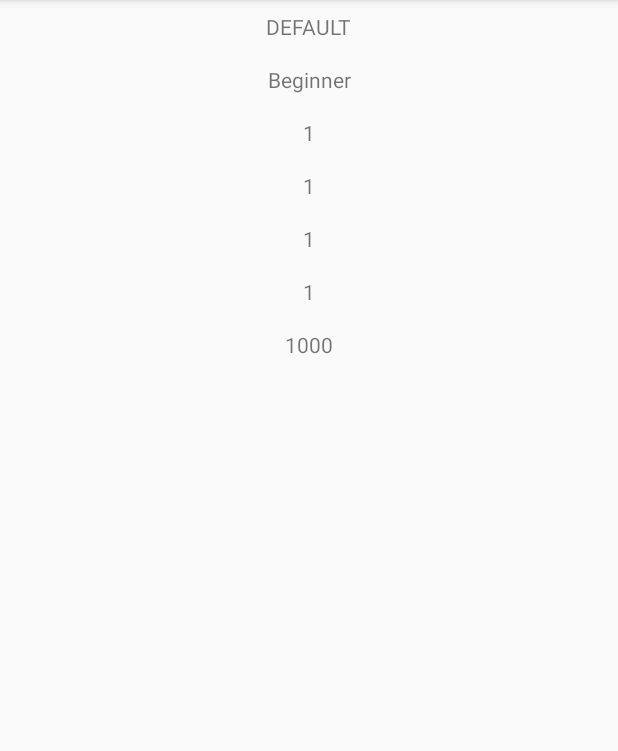
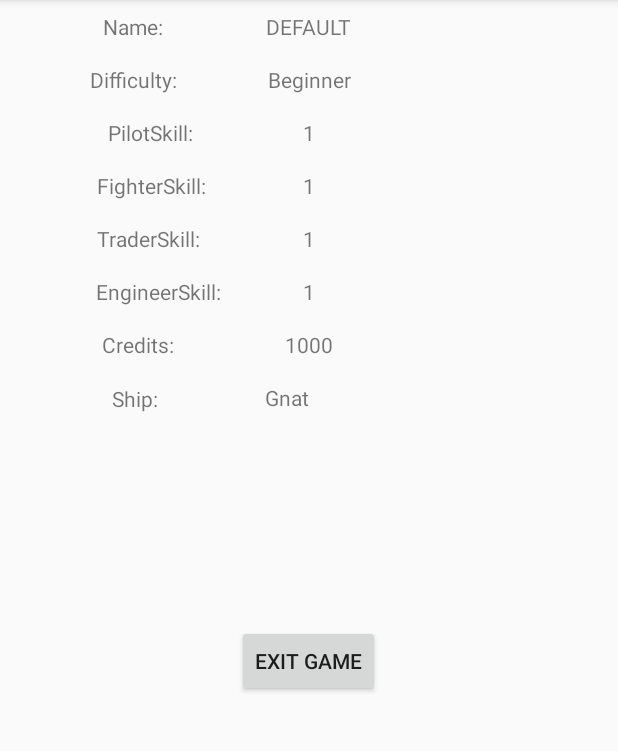
Before and after one commit to haesslerian/Team_LINT-SpaceTrader, an Android app: the CreateCharacterSummaryActivity screen opened directly, with no data from a screen before it, on a phone screen of 412 x 824 dp, the part 84-835 px from its top. Run offline under Robolectric (Android 15) with nearby library versions, the phone set to English and light mode, and no system bars.

Commit message:
Added quit button, and enums for Techlevel and Resources

```diff
--- a/app/src/main/java/com/example/spacetrader/entity/Player.java
+++ b/app/src/main/java/com/example/spacetrader/entity/Player.java
@@ -10,7 +10,9 @@ public class Player {
     private String name;
     private Difficulty difficulty;
 
-    public Player(String name, Difficulty difficulty, int skillPilot, int skillFighter, int skillTrader, int skillEngineer, int credits) {
+    private ShipTypes shipType;
+
+    public Player(String name, Difficulty difficulty, int skillPilot, int skillFighter, int skillTrader, int skillEngineer, int credits, ShipTypes shipType) {
         this.name = name;
         this.difficulty = difficulty;
         this.skillPilot = skillPilot;
@@ -18,10 +20,11 @@ public class Player {
         this.skillTrader = skillTrader;
         this.skillEngineer = skillEngineer;
         this.credits = credits;
+        this.shipType = shipType;
     }
 
     public Player(){
-        this("DEFAULT", Difficulty.BEGINNER, 1,1,1,1,1000);
+        this("DEFAULT", Difficulty.BEGINNER, 1,1,1,1,1000, ShipTypes.GNAT);
     }
 
     public int getSkillPilot() {
@@ -79,4 +82,12 @@ public class Player {
     public void setCredits(int credits) {
         this.credits = credits;
     }
+
+    public ShipTypes getShipType() {
+        return shipType;
+    }
+
+    public void setShipType(ShipTypes shipType) {
+        this.shipType = shipType;
+    }
 }
--- /dev/null
+++ b/app/src/main/java/com/example/spacetrader/entity/Resources.java
@@ -0,0 +1,17 @@
+package com.example.spacetrader.entity;
+
+public enum Resources {
+    NOSPECIALRESOURCES("No Special Resources"), MINERALRICH("Mineral Rich"), MINERALPOOR("Mineral Poor"), DESERT("Desert"),
+    LOTSOFWATER("Lots of Water"), RICHSOIL("Rich Soil"), POORSOIL("Poor Soil"), RICHFAUNA("Rich Fauna"), LIFELESS("Lifeless"),
+    WEIRDMUSHROOMS("Weird Mushrooms"), LOTSOFHERBS("Lots of Herbs"), ARTISTIC("Artistic"), WARLIKE("Warlike");
+
+    private final String name;
+    Resources(String name){
+        this.name = name;
+    }
+
+    @Override
+    public String toString() {
+        return name;
+    }
+}
--- /dev/null
+++ b/app/src/main/java/com/example/spacetrader/entity/ShipTypes.java
@@ -0,0 +1,15 @@
+package com.example.spacetrader.entity;
+
+public enum ShipTypes {
+    GNAT ("Gnat"), FLEA ("Flea"), FIREFLY ("Firefly"), MOSQUITO ("Mosquito"),
+    BUMBLEBEE ("Bumblebee"), BEETLE ("Beetle"), HORNET ("Hornet"), GRASSHOPPER ("Grasshopper"),
+    TERMITE ("Termite"), WASP ("Wasp");
+
+    private final String names;
+
+    ShipTypes(String names){
+        this.names = names;
+    }
+
+    public String toString() { return names; }
+}
--- /dev/null
+++ b/app/src/main/java/com/example/spacetrader/entity/TechLevel.java
@@ -0,0 +1,17 @@
+package com.example.spacetrader.entity;
+
+public enum TechLevel {
+    PREAGRICULTURE("Pre-Agriculture"), AGRICULTURE("Agriculture"), MEDIEVAL("Medieval"), RENAISSANCE("Renaissance"),
+    EARLYINDUSTRIAL("Early-Industrial"), INDUSTRIAL("Industrial"), POSTINDUSTRIAL("Post-Industrial"),
+    HITECH("Hi-Tech");
+
+    private final String name;
+    TechLevel(String name){
+        this.name = name;
+    }
+
+    @Override
+    public String toString() {
+        return name;
+    }
+}
--- a/app/src/main/java/com/example/spacetrader/viewmodel/CreateCharacterSummaryViewModel.java
+++ b/app/src/main/java/com/example/spacetrader/viewmodel/CreateCharacterSummaryViewModel.java
@@ -22,4 +22,6 @@ public class CreateCharacterSummaryViewModel extends ViewModel {
     public LiveData<Repository> getRepository(){
         return mRepository;
     }
+
+
 }
--- a/app/src/main/java/com/example/spacetrader/views/CreateCharacterSummaryActivity.java
+++ b/app/src/main/java/com/example/spacetrader/views/CreateCharacterSummaryActivity.java
@@ -2,9 +2,11 @@ package com.example.spacetrader.views;
 
 import android.arch.lifecycle.Observer;
 import android.arch.lifecycle.ViewModelProviders;
+import android.content.Intent;
 import android.support.annotation.Nullable;
 import android.support.v7.app.AppCompatActivity;
 import android.os.Bundle;
+import android.view.View;
 import android.widget.TextView;
 
 import com.example.spacetrader.R;
@@ -20,6 +22,7 @@ public class CreateCharacterSummaryActivity extends AppCompatActivity {
     private TextView traderSkill;
     private TextView engineerSkill;
     private TextView credits;
+    private TextView shipType;
     private CreateCharacterSummaryViewModel mCreateCharacterSummaryViewModel;
 
     @Override
@@ -33,6 +36,7 @@ public class CreateCharacterSummaryActivity extends AppCompatActivity {
         traderSkill = findViewById(R.id.traderDisplay);
         engineerSkill = findViewById(R.id.engineerDisplay);
         credits = findViewById(R.id.creditsDisplay);
+        shipType = findViewById(R.id.shipDisplay);
         mCreateCharacterSummaryViewModel = ViewModelProviders.of(this).get(CreateCharacterSummaryViewModel.class);
         mCreateCharacterSummaryViewModel.init();
         mCreateCharacterSummaryViewModel.getRepository().observe(this, new Observer<Repository>() {
@@ -51,5 +55,13 @@ public class CreateCharacterSummaryActivity extends AppCompatActivity {
         traderSkill.setText(Integer.toString(newValues.getUserPlayer().getSkillTrader()));
         engineerSkill.setText(Integer.toString(newValues.getUserPlayer().getSkillEngineer()));
         credits.setText(Integer.toString(newValues.getUserPlayer().getCredits()));
+        shipType.setText(newValues.getUserPlayer().getShipType().toString());
+    }
+
+    public void exitGame(View view){
+        Intent homeIntent = new Intent(Intent.ACTION_MAIN);
+        homeIntent.addCategory( Intent.CATEGORY_HOME );
+        homeIntent.setFlags(Intent.FLAG_ACTIVITY_CLEAR_TOP);
+        startActivity(homeIntent);
     }
 }
--- a/app/src/main/res/layout/activity_create_character_summary.xml
+++ b/app/src/main/res/layout/activity_create_character_summary.xml
@@ -93,4 +93,126 @@
         app:layout_constraintEnd_toEndOf="parent"
         app:layout_constraintStart_toStartOf="parent"
         app:layout_constraintTop_toBottomOf="@+id/creditsDisplay" />
+
+    <TextView
+        android:id="@+id/nameLabel"
+        android:layout_width="wrap_content"
+        android:layout_height="wrap_content"
+        android:layout_marginStart="8dp"
+        android:layout_marginTop="8dp"
+        android:layout_marginEnd="8dp"
+        android:text="Name:"
+        app:layout_constraintEnd_toStartOf="@+id/nameDisplay"
+        app:layout_constraintStart_toStartOf="parent"
+        app:layout_constraintTop_toTopOf="parent" />
+
+    <TextView
+        android:id="@+id/difficultyLabel"
+        android:layout_width="wrap_content"
+        android:layout_height="wrap_content"
+        android:layout_marginStart="8dp"
+        android:layout_marginTop="16dp"
+        android:layout_marginEnd="8dp"
+        android:text="Difficulty:"
+        app:layout_constraintEnd_toStartOf="@+id/difficultyDisplay"
+        app:layout_constraintHorizontal_bias="0.496"
+        app:layout_constraintStart_toStartOf="parent"
+        app:layout_constraintTop_toBottomOf="@+id/nameLabel" />
+
+    <TextView
+        android:id="@+id/pilotLabel"
+        android:layout_width="wrap_content"
+        android:layout_height="wrap_content"
+        android:layout_marginStart="8dp"
+        android:layout_marginTop="16dp"
+        android:layout_marginEnd="8dp"
+        android:text="PilotSkill:"
+        app:layout_constraintEnd_toStartOf="@+id/pilotDisplay"
+        app:layout_constraintHorizontal_bias="0.496"
+        app:layout_constraintStart_toStartOf="parent"
+        app:layout_constraintTop_toBottomOf="@+id/difficultyLabel" />
+
+    <TextView
+        android:id="@+id/fighterLabel"
+        android:layout_width="wrap_content"
+        android:layout_height="wrap_content"
+        android:layout_marginStart="8dp"
+        android:layout_marginTop="16dp"
+        android:layout_marginEnd="8dp"
+        android:text="FighterSkill:"
+        app:layout_constraintEnd_toStartOf="@+id/fighterDisplay"
+        app:layout_constraintStart_toStartOf="parent"
+        app:layout_constraintTop_toBottomOf="@+id/pilotLabel" />
+
+    <TextView
+        android:id="@+id/traderLabel"
+        android:layout_width="wrap_content"
+        android:layout_height="wrap_content"
+        android:layout_marginStart="8dp"
+        android:layout_marginTop="16dp"
+        android:layout_marginEnd="8dp"
+        android:text="TraderSkill:"
+        app:layout_constraintEnd_toStartOf="@+id/traderDisplay"
+        app:layout_constraintHorizontal_bias="0.483"
+        app:layout_constraintStart_toStartOf="parent"
+        app:layout_constraintTop_toBottomOf="@+id/fighterLabel" />
+
+    <TextView
+        android:id="@+id/engineerLabel"
+        android:layout_width="wrap_content"
+        android:layout_height="wrap_content"
+        android:layout_marginStart="8dp"
+        android:layout_marginTop="16dp"
+        android:layout_marginEnd="8dp"
+        android:text="EngineerSkill:"
+        app:layout_constraintEnd_toStartOf="@+id/engineerDisplay"
+        app:layout_constraintHorizontal_bias="0.547"
+        app:layout_constraintStart_toStartOf="parent"
+        app:layout_constraintTop_toBottomOf="@+id/traderLabel" />
+
+    <TextView
+        android:id="@+id/creditsLabel"
+        android:layout_width="wrap_content"
+        android:layout_height="wrap_content"
+        android:layout_marginStart="8dp"
+        android:layout_marginTop="16dp"
+        android:layout_marginEnd="8dp"
+        android:text="Credits:"
+        app:layout_constraintEnd_toStartOf="@+id/creditsDisplay"
+        app:layout_constraintHorizontal_bias="0.478"
+        app:layout_constraintStart_toStartOf="parent"
+        app:layout_constraintTop_toBottomOf="@+id/engineerLabel" />
+
+    <TextView
+        android:id="@+id/shipLabel"
+        android:layout_width="wrap_content"
+        android:layout_height="wrap_content"
+        android:layout_marginStart="8dp"
+        android:layout_marginTop="8dp"
+        android:layout_marginEnd="8dp"
+        android:layout_marginBottom="8dp"
+        android:text="Ship:"
+        app:layout_constraintBottom_toBottomOf="parent"
+        app:layout_constraintEnd_toStartOf="@+id/shipDisplay"
+        app:layout_constraintHorizontal_bias="0.515"
+        app:layout_constraintStart_toStartOf="parent"
+        app:layout_constraintTop_toBottomOf="@+id/creditsLabel"
+        app:layout_constraintVertical_bias="0.017" />
+
+    <Button
+        android:id="@+id/exitGameButton"
+        android:layout_width="wrap_content"
+        android:layout_height="wrap_content"
+        android:layout_marginStart="8dp"
+        android:layout_marginTop="8dp"
+        android:layout_marginEnd="8dp"
+        android:layout_marginBottom="8dp"
+        android:onClick="exitGame"
+        android:text="Exit Game"
+        app:layout_constraintBottom_toBottomOf="parent"
+        app:layout_constraintEnd_toEndOf="parent"
+        app:layout_constraintHorizontal_bias="0.498"
+        app:layout_constraintStart_toStartOf="parent"
+        app:layout_constraintTop_toBottomOf="@+id/shipDisplay"
+        app:layout_constraintVertical_bias="0.315" />
 </android.support.constraint.ConstraintLayout>
```
